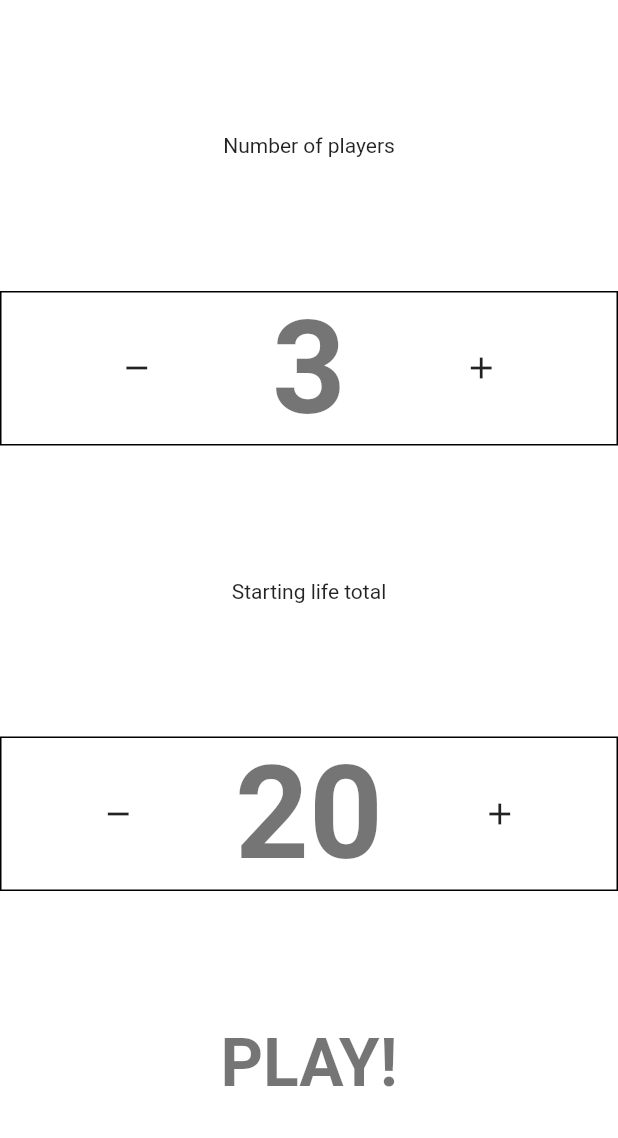
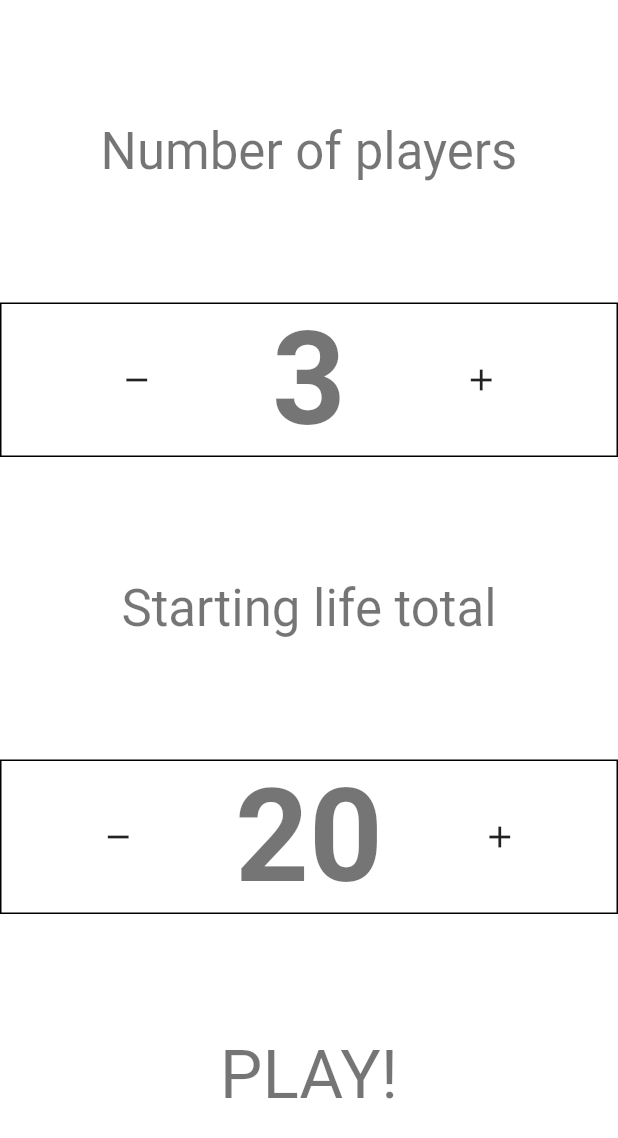
Before and after one commit to Akurom/mtg_roulette, a Flutter app: the screen it shows after launch, after a tap on the "add" icon, on a phone screen of 412 x 824 dp. Shown: the top 1138 px of the screen. Run offline on Flutter 3.47's test engine with Material 2 defaults, Android fonts, the phone set to English and light mode, and no system bars; missing offline and left inert: dart:html; Roboto replaces fonts that are missing (Georgia).

Commit message:
created models fix

```diff
--- a/lib/commands/base_command.dart
+++ b/lib/commands/base_command.dart
@@ -1,5 +1,6 @@
 import 'package:flutter/material.dart';
 import 'package:mtg_roulette/models/app_model.dart';
+import 'package:mtg_roulette/models/game_model.dart';
 import 'package:provider/provider.dart';
 
 
@@ -12,6 +13,8 @@ void init(BuildContext c) => _mainContext = c;
 class BaseCommand {
   // Models
   AppModel appModel = _mainContext.read();
+  //CreationModel creationModel = _mainContext.read();
+  GameModel gameModel = _mainContext.read();
   // Services
   //UserService userService = _mainContext.read();
 }
--- a/lib/main.dart
+++ b/lib/main.dart
@@ -9,6 +9,7 @@ import 'package:mtg_roulette/views/game_screen.dart';
 import 'package:mtg_roulette/views/stats_screen.dart';
 
 import 'package:mtg_roulette/commands/base_command.dart' as Commands;
+import 'tools/tools.dart';
 import 'package:mtg_roulette/constants/colors.dart';
 
 
@@ -41,14 +42,13 @@ class MyApp extends StatelessWidget {
             textTheme: const TextTheme(
               headline1: TextStyle(fontSize: 86.0, fontWeight: FontWeight.bold),
               headline2: TextStyle(fontSize: 44.0, fontWeight: FontWeight.bold),
-              //fontSizeFactor: 1.4,
             ),
           ),
           // ----------- routes
           initialRoute: '/splash',
           routes: {
             '/splash': (context) => const SplashScreen(),
-            '/creation': (context) => const CreationScreen(),
+            //'/creation': (context) => const CreationScreen(),
             '/game': (context) => const GameScreen(),
             '/stats': (context) => const StatsScreen(),
           },
@@ -91,7 +91,7 @@ class _SplashScreenState extends State<SplashScreen> {
     return Scaffold(
       body: Center(
         child: _appLoaded
-            ? CreationScreen()
+            ? CreationScreen(color: AppModel().colorPalette[randInt(0, AppModel().colorPalette.length)])
             : CircularProgressIndicator(), //show splash screen here instead of progress indicator
       ),
     );
--- a/lib/tools/tools.dart
+++ b/lib/tools/tools.dart
@@ -0,0 +1,6 @@
+import 'dart:math';
+Random random = new Random();
+
+int randInt(int min, int max) { // [min; max[
+  return min + random.nextInt(max - min);
+}
--- a/lib/views/commons/count_widget.dart
+++ b/lib/views/commons/count_widget.dart
@@ -1,11 +1,16 @@
 import 'package:flutter/material.dart';
 import 'package:mtg_roulette/constants/colors.dart';
+
+
+typedef void IntCallback(int id);
+
 
 class CountWidget extends StatefulWidget {
   final int defaultV;
   final int? lowLimit, highLimit;
   final Color color;
   final bool displaySnack;
+  final IntCallback onChanged;
 
   const CountWidget(
       {Key? key,
@@ -13,7 +18,8 @@ class CountWidget extends StatefulWidget {
       this.highLimit,
       this.displaySnack = false,
       this.color = Colors.transparent,
-      required this.defaultV})
+      required this.defaultV,
+      required this.onChanged})
       : super(key: key);
 
   @override
@@ -29,15 +35,21 @@ class _CountWidgetState extends State<CountWidget> {
     super.initState();
   }
 
+  void _updateCount(int newCount) {
+    setState(() {
+      _count = newCount;
+    });
+    widget.onChanged(_count);
+  }
+
   @override
   Widget build(BuildContext context) {
     return Container(
-      decoration: BoxDecoration(
-        color: widget.color,
-        border: Border.all()
-      ),
+      decoration: BoxDecoration(color: widget.color, border: Border.all()),
+      child: IntrinsicHeight(
         child: Row(
           mainAxisAlignment: MainAxisAlignment.center,
+          crossAxisAlignment: CrossAxisAlignment.stretch,
           children: [
             Expanded(
               child: InkWell(
@@ -46,7 +58,7 @@ class _CountWidgetState extends State<CountWidget> {
                 ),
                 onTap: () {
                   if (widget.lowLimit == null || _count > widget.lowLimit!)
-                  setState(() { _count--; });
+                    _updateCount(_count - 1);
                 },
               ),
             ),
@@ -59,12 +71,13 @@ class _CountWidgetState extends State<CountWidget> {
                 child: Icon(Icons.add),
                 onTap: () {
                   if (widget.highLimit == null || _count < widget.highLimit!)
-                  setState(() { _count++; });
+                    _updateCount(_count + 1);
                 },
               ),
             ),
           ],
         ),
+      ),
     );
   }
 }
--- a/lib/views/creation_screen.dart
+++ b/lib/views/creation_screen.dart
@@ -3,41 +3,77 @@ import 'package:mtg_roulette/constants/colors.dart';
 import 'package:mtg_roulette/constants/strings.dart';
 import 'commons/count_widget.dart';
 
+class CreationScreen extends StatelessWidget {
+  final Color color;
 
-class CreationScreen extends StatefulWidget {
-  const CreationScreen({Key? key}) : super(key: key);
-
+  CreationScreen({Key? key, this.color = Colors.transparent}) : super(key: key);
+/*
   @override
   State<CreationScreen> createState() => _CreationScreenState();
 }
 
-class _CreationScreenState extends State<CreationScreen> {
+class _CreationScreenState extends State<CreationScreen> {*/
+  late int _nbPlayers;
+  late int _lifeCount;
+
+  void _updateNbPlayers(int newNbPlayers) {
+    _nbPlayers = newNbPlayers;
+  }
+
+  void _updateLifeCount(int newLifeCount) {
+    _lifeCount = newLifeCount;
+  }
+
   @override
   Widget build(BuildContext context) {
+    print(color);
     return Scaffold(
       body: Center(
+        child: Container(
+          color: color,
           child: Column(
             mainAxisAlignment: MainAxisAlignment.spaceEvenly,
             children: [
               // players
-            Text(Strings.creationPlayersNumber),
+              Text(
+                Strings.creationPlayersNumber,
+                style: Theme.of(context).textTheme.headline4,
+              ),
               // count widget limit 2:6
-            CountWidget(defaultV:2, lowLimit: 2, highLimit: 6),
+              CountWidget(
+                defaultV: 2,
+                lowLimit: 2,
+                highLimit: 6,
+                onChanged: _updateNbPlayers,
+              ),
               // starting life total
-            Text(Strings.creationStartingLife),
-            CountWidget(defaultV: 20, lowLimit: 1, color: AppColors.pastelBlack,),
+              Text(
+                Strings.creationStartingLife,
+                style: Theme.of(context).textTheme.headline4,
+              ),
+              CountWidget(
+                defaultV: 20,
+                lowLimit: 1,
+                //color: AppColors.pastelBlack,
+                onChanged: _updateLifeCount,
+              ),
               // timer per player TODO
               //Text(Strings.creationTimePerPlayer),
 
               InkWell(
-              child: Text(Strings.creationPlay, style: Theme.of(context).textTheme.headline2,),
+                child: Text(
+                  Strings.creationPlay,
+                  style: Theme.of(context).textTheme.headline3,
+                ),
                 onTap: () {
                   // navigate to GameScreen
+                  Navigator.pushNamed(context, '/game');
                 },
               ),
             ],
           ),
         ),
+      ),
     );
   }
 }
--- a/lib/views/game_screen.dart
+++ b/lib/views/game_screen.dart
@@ -1,7 +1,10 @@
 import 'package:flutter/material.dart';
 
 
+
+
 class GameScreen extends StatefulWidget {
+
   const GameScreen({Key? key}) : super(key: key);
 
   @override
@@ -14,7 +17,8 @@ class _GameScreenState extends State<GameScreen> {
 
   @override
   Widget build(BuildContext context) {
-    // TODO: implement build
+
+
     throw UnimplementedError();
   }
 }
--- a/pubspec.yaml
+++ b/pubspec.yaml
@@ -21,7 +21,7 @@ dev_dependencies:
 flutter:
   uses-material-design: true
 
-  assets:
+  #assets:
   #   - images/a_dot_burr.jpeg
   #   - images/a_dot_ham.jpeg
 
```
Also changed, not shown: lib/commands/create_game_command.dart (+15 -0 lines), lib/models/game_model.dart (+29 -0 lines), lib/models/player_model.dart (+10 -0 lines). Lines whose indentation alone changed are shown as unchanged.
